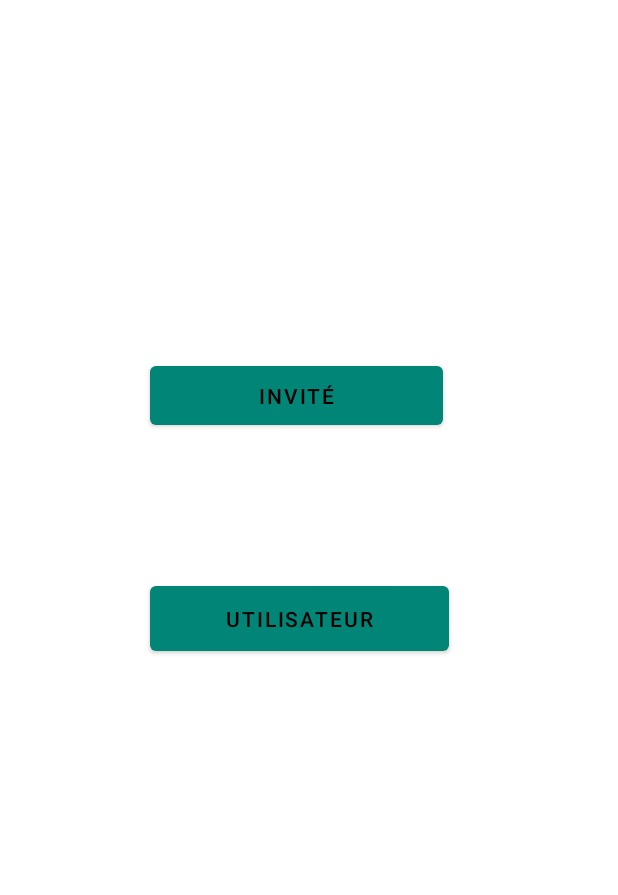
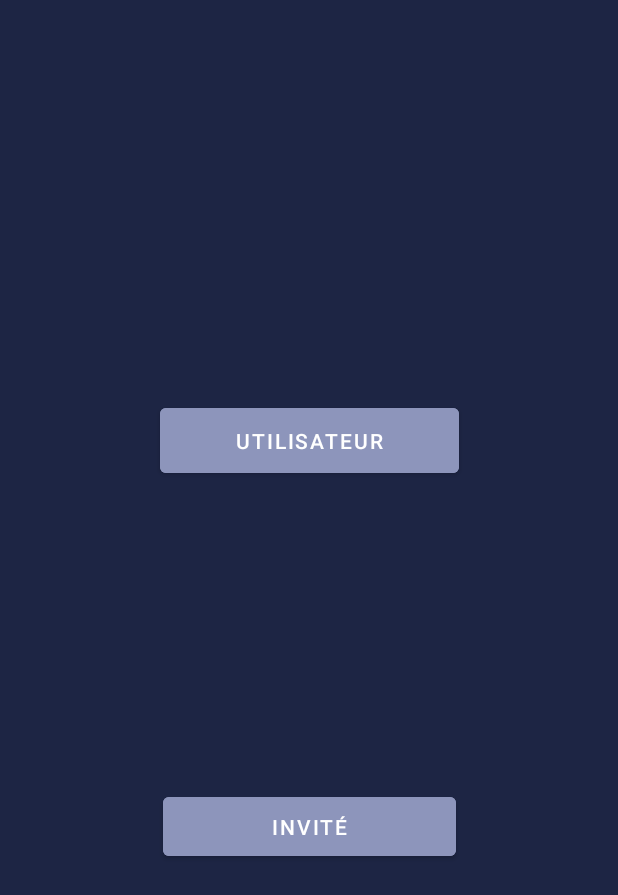
Before and after one commit to stevinho29/Quizzy-android-app, an Android app: the MainActivity screen opened directly, with no data from a screen before it, on a phone screen of 412 x 824 dp. Shown: the top 895 px of the screen. Run offline under Robolectric (Android 15) with nearby library versions, the phone set to English and light mode, and no system bars; our stand-ins replace Room's generated code; 2 statements that could not run were skipped.

```diff
--- a/quizzy/app/src/main/res/layout/activity_main.xml
+++ b/quizzy/app/src/main/res/layout/activity_main.xml
@@ -1,33 +1,35 @@
 <?xml version="1.0" encoding="utf-8"?>
-<androidx.constraintlayout.widget.ConstraintLayout
-    xmlns:android="http://schemas.android.com/apk/res/android"
-xmlns:app="http://schemas.android.com/apk/res-auto"
-xmlns:tools="http://schemas.android.com/tools"
-android:layout_width="match_parent"
-android:layout_height="match_parent"
-    android:background="@color/design_default_color_background"
-tools:context=".MainActivity">
+<androidx.constraintlayout.widget.ConstraintLayout xmlns:android="http://schemas.android.com/apk/res/android"
+    xmlns:app="http://schemas.android.com/apk/res-auto"
+    xmlns:tools="http://schemas.android.com/tools"
+    android:layout_width="match_parent"
+    android:layout_height="match_parent"
+    android:background="@color/colorMain"
+    tools:context=".MainActivity">
 
     <Button
         android:id="@+id/guestButton"
         android:layout_width="195dp"
         android:layout_height="51dp"
+        android:backgroundTint="@color/colorLightBlue"
         android:text="@string/guest"
+        android:textColor="@color/colorWhite"
         app:layout_constraintBottom_toBottomOf="parent"
         app:layout_constraintEnd_toEndOf="parent"
-        app:layout_constraintHorizontal_bias="0.462"
         app:layout_constraintStart_toStartOf="parent"
         app:layout_constraintTop_toTopOf="parent"
-        app:layout_constraintVertical_bias="0.308" />
+        app:layout_constraintVertical_bias="0.68" />
 
     <Button
         android:id="@+id/userButton"
         android:layout_width="199dp"
         android:layout_height="55dp"
+        android:backgroundTint="@color/colorLightBlue"
         android:text="@string/user"
+        android:textColor="@color/colorWhite"
         app:layout_constraintBottom_toBottomOf="parent"
         app:layout_constraintEnd_toEndOf="parent"
-        app:layout_constraintHorizontal_bias="0.471"
         app:layout_constraintStart_toStartOf="parent"
-        app:layout_constraintTop_toTopOf="parent" />
+        app:layout_constraintTop_toTopOf="parent"
+        app:layout_constraintVertical_bias="0.346" />
 </androidx.constraintlayout.widget.ConstraintLayout>
--- a/quizzy/app/src/main/res/layout/activity_questions.xml
+++ b/quizzy/app/src/main/res/layout/activity_questions.xml
@@ -54,8 +54,7 @@
         <TextView
             android:id="@+id/question"
             android:layout_width="match_parent"
-            android:layout_height="139dp"
-            android:text="@string/question"
+            android:layout_height="293dp"
             android:textAlignment="center"
             android:textColor="@color/colorWhite"
             android:textSize="30sp" />
--- a/quizzy/app/src/main/res/layout/activity_quizzy_login.xml
+++ b/quizzy/app/src/main/res/layout/activity_quizzy_login.xml
@@ -50,7 +50,7 @@
         android:id="@+id/LoginButton"
         android:layout_width="150dp"
         android:layout_height="55dp"
-        android:backgroundTint="#8D95BB"
+        android:backgroundTint="@color/colorLightBlue"
         android:text="@string/login_button"
         android:textColor="@color/colorWhite"
         app:cornerRadius="@dimen/login_corner_radius"
--- a/quizzy/app/src/main/res/values/colors.xml
+++ b/quizzy/app/src/main/res/values/colors.xml
@@ -12,4 +12,5 @@
     <color name="colorYellow">#FBC200</color>
     <color name="colorGreen">#10C398</color>
     <color name="colorWhite">#FFFFFF</color>
+    <color name="colorLightBlue">#8D95BB</color>
 </resources>
--- a/quizzy/build.gradle
+++ b/quizzy/build.gradle
@@ -7,7 +7,7 @@ buildscript {
 
     }
     dependencies {
-        classpath 'com.android.tools.build:gradle:3.5.3'
+        classpath 'com.android.tools.build:gradle:3.6.0'
 
         // NOTE: Do not place your application dependencies here; they belong
         // in the individual module build.gradle files
```
Also changed, not shown: quizzy/app/src/main/java/com/example/quizzy/PartyActivity.java (+38 -6 lines), quizzy/gradle/wrapper/gradle-wrapper.properties.
